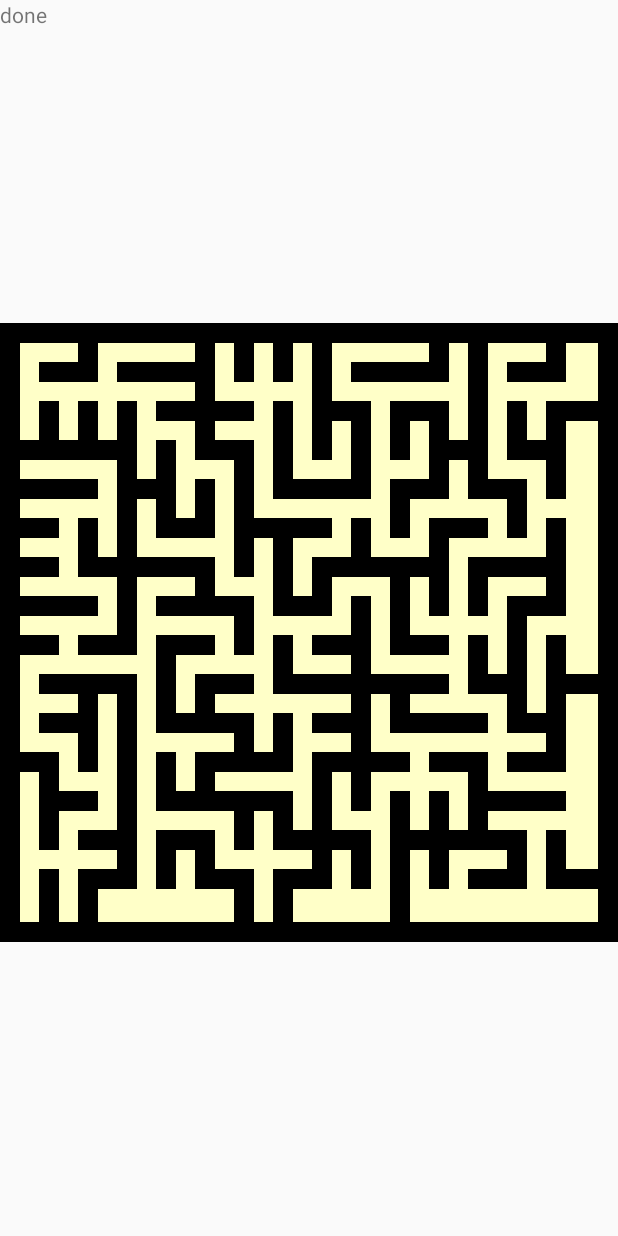
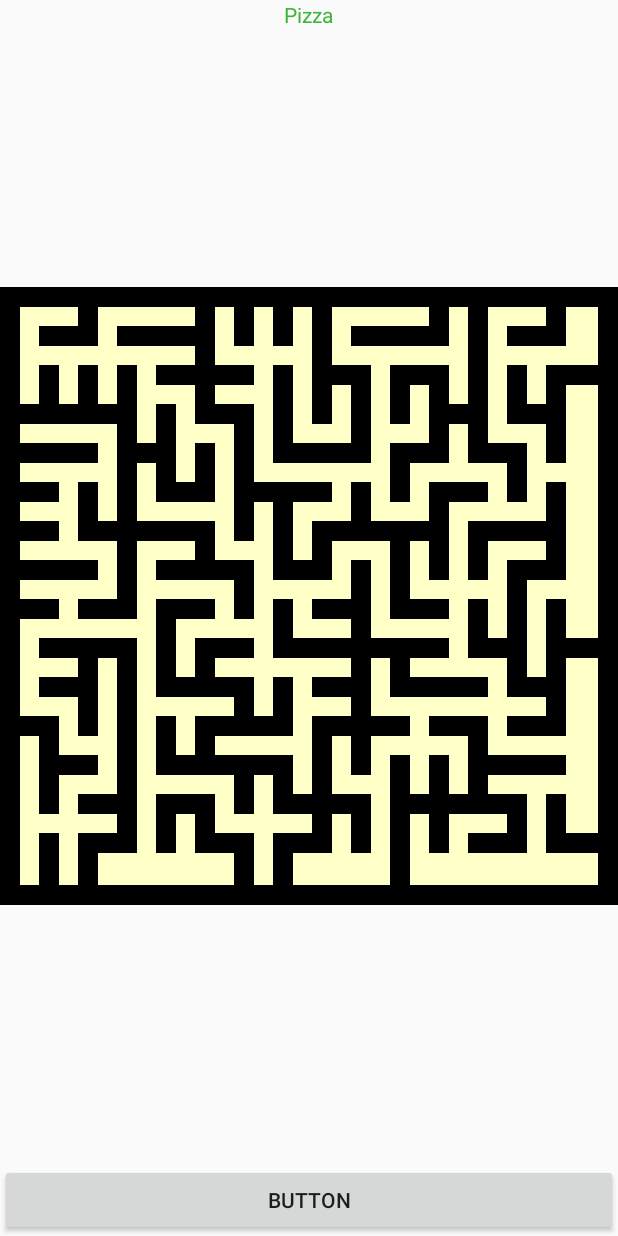
Before and after one commit to Owasana/Aleachoice, an Android app: the screen it shows after launch (ResultActivity), after a tap on "GO !", on a phone screen of 412 x 824 dp. Run offline under Robolectric (Android 15) with nearby library versions, the phone set to English and light mode, and no system bars.

Commit message:
Ajout d'un boutton pour relancer la simulation

```diff
--- a/app/src/main/java/com/example/aleachoice/MazeView.java
+++ b/app/src/main/java/com/example/aleachoice/MazeView.java
@@ -7,7 +7,7 @@ import android.util.AttributeSet;
 import android.view.View;
 
 import model.Maze;
-
+//com.example.aleachoice.MazeView
 public class MazeView extends View {
     private Paint background;
     private Paint border;
@@ -28,6 +28,7 @@ public class MazeView extends View {
 
     public void setMaze(Maze maze) {
         this.maze = maze;
+        invalidate();
     }
 
     @Override
@@ -55,6 +56,10 @@ public class MazeView extends View {
                 getWidth() - marginWidth - halfBorder,
                 getHeight() - marginHeight - halfBorder, border);
 
+        if (maze == null) {
+            return; // pas de dessin des murs
+        }
+
         final int innerLeft = marginWidth + halfBorder;
         final int innerTop = marginHeight + halfBorder;
         final int innerSize = mazeSize - (BORDER_WIDTH * 2);
@@ -67,7 +72,6 @@ public class MazeView extends View {
                 if (maze.getWallV(l, c)) {
                     final int x = innerLeft + (caseSize + BORDER_WIDTH) * (c + 1);
                     final int y = innerTop + (caseSize + BORDER_WIDTH) * l;
-                    System.out.println("murV" + x + ", " + y + ", " + caseSize + ", " + innerSize);
                     canvas.drawLine(x, y, x, y + caseSize + BORDER_WIDTH, border);
                 }
             }
@@ -80,14 +84,17 @@ public class MazeView extends View {
                 if (maze.getWallH(l, c)) {
                     final int x = innerLeft + (caseSize + BORDER_WIDTH) * c;
                     final int y = innerTop + (caseSize + BORDER_WIDTH) * (l + 1);
-                    System.out.println("murH" + x + ", " + y + ", " + caseSize + ", " + innerSize);
                     canvas.drawLine(x, y, x + caseSize + BORDER_WIDTH, y, border);
                 }
             }
         }
+    }
 
-        if (maze == null) {
-            return; // pas de dessin
-        }
+    @Override
+    protected void onMeasure(int widthMeasureSpec, int heightMeasureSpec) {
+        if (widthMeasureSpec < heightMeasureSpec)
+            super.onMeasure(widthMeasureSpec, widthMeasureSpec);
+        else
+            super.onMeasure(heightMeasureSpec, heightMeasureSpec);
     }
 }
--- a/app/src/main/java/com/example/aleachoice/ResultActivity.java
+++ b/app/src/main/java/com/example/aleachoice/ResultActivity.java
@@ -4,10 +4,13 @@ import androidx.appcompat.app.AppCompatActivity;
 
 import android.content.Intent;
 import android.os.Bundle;
+import android.view.View;
+import android.widget.Button;
 import android.widget.TextView;
 
 import java.io.Serializable;
 import java.util.ArrayList;
+import java.util.Comparator;
 
 import model.Collection;
 import model.Exit;
@@ -17,10 +20,13 @@ import model.Pion;
 import model.Solver;
 
 public class ResultActivity extends AppCompatActivity {
+    private Collection collection;
 
     private TextView result;
+    private MazeView canvas;
+    private Button restartButton;
 
-    final static int MAZE_WIDTH = 15;
+    final static int MAZE_WIDTH = 15; // TODO par rapport au nb item
     final static int MAZE_HEIGHT = 15;
 
     @Override
@@ -29,29 +35,57 @@ public class ResultActivity extends AppCompatActivity {
         setContentView(R.layout.activity_result);
 
         result = findViewById(R.id.result);
+        canvas = findViewById(R.id.canvas);
+        restartButton = findViewById(R.id.restart_button);
 
         Intent intent = getIntent();
-        Collection collection = (Collection)intent.getSerializableExtra("collection");
+        collection = (Collection) intent.getSerializableExtra("collection");
 
+        restartButton.setOnClickListener(new View.OnClickListener() {
+            @Override
+            public void onClick(View v) {
+                generateAndSolve();
+            }
+        });
+
+        generateAndSolve();
+    }
+
+    private void generateAndSolve() {
         Maze maze = new Maze(MAZE_HEIGHT, MAZE_WIDTH);
         maze.generateFusion();
 
-        ArrayList<Solver.Path> paths = new ArrayList<>();
+        class ItemSolve {
+            public Solver.Path path;
+            public Item item;
+        };
+        ArrayList<ItemSolve> results = new ArrayList<>();
 
         Exit exit = new Exit(MAZE_WIDTH / 2, MAZE_HEIGHT / 2);
 
         for (int i = 0; i < collection.size(); ++i) {
-            Pion pion = new Pion(0, 0, collection.item(i));
+            Pion pion = new Pion(0, 0);
             Solver solver = new Solver(exit, pion, maze);
-            paths.add(solver.solve());
+
+            ItemSolve result = new ItemSolve();
+            result.item = collection.item(i);
+            result.path = solver.solve();
+            System.out.println(result.path.size() + result.item.name()); // TODO DEBUG
+            results.add(result);
         }
 
-        MazeView canvas = findViewById(R.id.canvas);
         canvas.setMaze(maze);
 
-        //Item result_item = pickResult.item;
-        result.setText("done");
-        //result.setTextColor(result_item.color());*/
+        results.sort(new Comparator<ItemSolve>() {
+            @Override
+            public int compare(ItemSolve o1, ItemSolve o2) {
+                return Integer.compare(o1.path.size(), o2.path.size());
+            }
+        });
 
+        ItemSolve winner = results.get(0);
+
+        result.setText(winner.item.name());
+        result.setTextColor(winner.item.color());
     }
 }
--- a/app/src/main/java/model/Pion.java
+++ b/app/src/main/java/model/Pion.java
@@ -1,14 +1,7 @@
 package model;
 
 public class Pion extends Position {
-    private Object user;
-
-    public Pion(int x, int y, Object user) {
+    public Pion(int x, int y) {
         super(x, y);
-        this.user = user;
-    }
-
-    public Object getUser() {
-        return user;
     }
 }
--- a/app/src/main/res/layout/activity_result.xml
+++ b/app/src/main/res/layout/activity_result.xml
@@ -15,12 +15,32 @@
             android:id="@+id/result"
             android:layout_width="wrap_content"
             android:layout_height="wrap_content"
+            android:layout_gravity="center"
             android:text="TextView" />
+
+
+        <Space
+            android:layout_width="match_parent"
+            android:layout_height="wrap_content"
+            android:layout_weight="1" />
 
         <com.example.aleachoice.MazeView
             android:id="@+id/canvas"
+            android:layout_width="wrap_content"
+            android:layout_height="wrap_content" />
+
+        <Space
             android:layout_width="match_parent"
-            android:layout_height="match_parent" />
+            android:layout_height="0dp"
+            android:layout_weight="1" />
+
+        <Button
+            android:id="@+id/restart_button"
+            android:layout_width="match_parent"
+            android:layout_height="wrap_content"
+            android:layout_gravity="bottom"
+            android:text="Button" />
+
     </LinearLayout>
 
 </androidx.constraintlayout.widget.ConstraintLayout>
```
